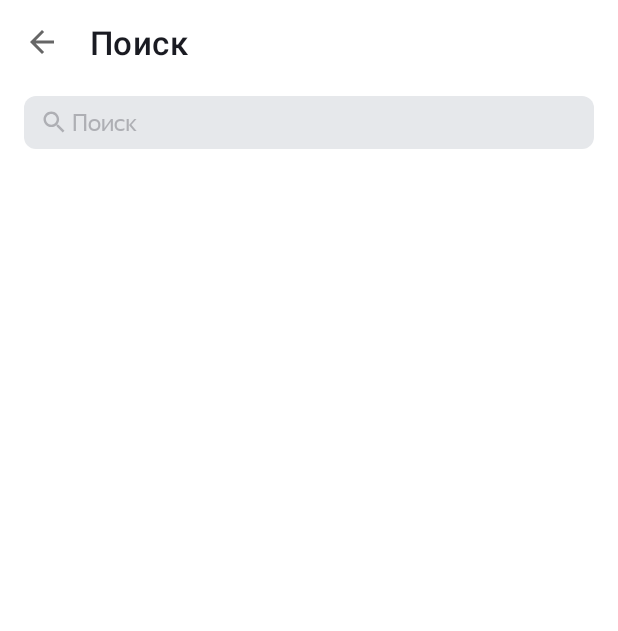
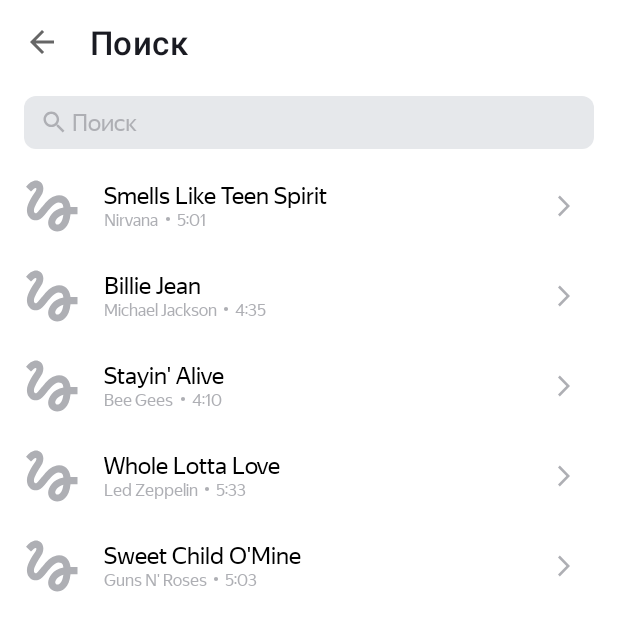
Before and after one commit to elkabelaya/PlaylistMaker, an Android app: the SearchActivity screen opened directly, with no data from a screen before it, on a phone screen of 412 x 824 dp. Shown: the top 631 px of the screen. Run offline under Robolectric (Android 15) with nearby library versions, the phone set to English and light mode, and no system bars; pictures from the network do not load.

Commit message:
sprint10

```diff
--- a/app/build.gradle.kts
+++ b/app/build.gradle.kts
@@ -50,4 +50,9 @@ dependencies {
     testImplementation(libs.junit)
     androidTestImplementation(libs.androidx.junit)
     androidTestImplementation(libs.androidx.espresso.core)
+
+    implementation("com.google.android.material:material:1.6.1")
+    implementation("com.github.bumptech.glide:glide:4.14.2")
+    annotationProcessor("com.github.bumptech.glide:compiler:4.14.2")
+
 }
--- a/app/src/main/AndroidManifest.xml
+++ b/app/src/main/AndroidManifest.xml
@@ -1,7 +1,8 @@
 <?xml version="1.0" encoding="utf-8"?>
 <manifest xmlns:android="http://schemas.android.com/apk/res/android"
     xmlns:tools="http://schemas.android.com/tools">
-
+    <uses-permission android:name="android.permission.INTERNET"/>
+    <uses-permission android:name="android.permission.ACCESS_NETWORK_STATE"/>
     <application
         android:allowBackup="true"
         android:dataExtractionRules="@xml/data_extraction_rules"
--- a/app/src/main/java/com/example/playlistmaker/SearchActivity.kt
+++ b/app/src/main/java/com/example/playlistmaker/SearchActivity.kt
@@ -7,6 +7,8 @@ import android.view.View
 import android.widget.EditText
 import android.widget.ImageView
 import androidx.core.view.isVisible
+import androidx.recyclerview.widget.LinearLayoutManager
+import androidx.recyclerview.widget.RecyclerView
 
 
 class SearchActivity : AppCompatActivityWithToolBar() {
@@ -18,11 +20,7 @@ class SearchActivity : AppCompatActivityWithToolBar() {
         setupToolBar(getResources().getString(R.string.main_search))
         setupSearchBar()
 
-        // TODO
-        // строка добавлена для демонстрации работы onRestoreInstanceState
-        // при повороте экрана
-        // убрать после ревью
-        setRequestedOrientation(ActivityInfo.SCREEN_ORIENTATION_SENSOR)
+        fillList()
     }
 
     override fun onSaveInstanceState(outState: Bundle) {
@@ -60,6 +58,14 @@ class SearchActivity : AppCompatActivityWithToolBar() {
         }
     }
 
+    private fun fillList() {
+        val recycler = findViewById<RecyclerView>(R.id.commentsList)
+        recycler.layoutManager = LinearLayoutManager(this)
+        recycler.adapter = TracksAdapter(
+            generateTracksMock()
+        )
+    }
+
     companion object {
         const val TEXT_KEY = "TEXT_KEY"
         const val TEXT_DEF = ""
--- /dev/null
+++ b/app/src/main/java/com/example/playlistmaker/Track.kt
@@ -0,0 +1,8 @@
+package com.example.playlistmaker
+
+data class Track(
+    val trackName: String, // Название композиции
+    val artistName: String, // Имя исполнителя
+    val trackTime: String, // Продолжительность трека
+    val artworkUrl100: String // Ссылка на изображение обложки
+)
--- /dev/null
+++ b/app/src/main/java/com/example/playlistmaker/TrackViewHolder.kt
@@ -0,0 +1,41 @@
+package com.example.playlistmaker
+
+import android.view.LayoutInflater
+import android.view.View
+import android.view.ViewGroup
+import android.widget.ImageView
+import android.widget.TextView
+import androidx.core.view.isVisible
+import androidx.recyclerview.widget.RecyclerView
+import com.bumptech.glide.Glide
+import com.bumptech.glide.load.resource.bitmap.RoundedCorners
+
+class TrackViewHolder(parent: ViewGroup) : RecyclerView.ViewHolder(
+    LayoutInflater.from(parent.context).inflate(
+        R.layout.track_view,
+        parent,
+        false)
+) {
+
+    private val titleView: TextView = itemView.findViewById(R.id.title)
+    private val artistView: TextView = itemView.findViewById(R.id.artist)
+    private val timeView: TextView = itemView.findViewById(R.id.time)
+    private val imageView: ImageView = itemView.findViewById(R.id.image)
+    private val dotView: ImageView = itemView.findViewById(R.id.dot)
+
+    fun bind(model: Track) {
+        titleView.text = model.trackName
+        artistView.text = model.artistName
+        timeView.text = model.trackTime
+
+        dotView.isVisible = model.trackName.isNotEmpty() and model.trackTime.isNotEmpty()
+
+        Glide.with(imageView)
+            .load(model.artworkUrl100)
+            .placeholder(R.drawable.bg_placeholder)
+            .centerCrop()
+            .transform(RoundedCorners(imageView.resources.getDimensionPixelSize(R.dimen.radius_xxxs)))
+            .into(imageView)
+
+    }
+}
--- /dev/null
+++ b/app/src/main/java/com/example/playlistmaker/TracksAdapter.kt
@@ -0,0 +1,20 @@
+package com.example.playlistmaker
+
+import android.view.LayoutInflater
+import android.view.ViewGroup
+import androidx.recyclerview.widget.RecyclerView
+
+class TracksAdapter (
+        private val tracks: List<Track>
+    ) : RecyclerView.Adapter<TrackViewHolder> () {
+
+        override fun onCreateViewHolder(parent: ViewGroup, viewType: Int): TrackViewHolder {
+            return TrackViewHolder(parent)
+        }
+
+        override fun onBindViewHolder(holder: TrackViewHolder, position: Int) {
+            holder.bind(tracks[position])
+        }
+
+        override fun getItemCount() = tracks.size
+}
--- /dev/null
+++ b/app/src/main/java/com/example/playlistmaker/TracksMock.kt
@@ -0,0 +1,36 @@
+package com.example.playlistmaker
+
+fun generateTracksMock(): ArrayList<Track> {
+    return arrayListOf(
+        Track(
+            "Smells Like Teen Spirit",
+            "Nirvana",
+            "5:01",
+            "https://is5-ssl.mzstatic.com/image/thumb/Music115/v4/7b/58/c2/7b58c21a-2b51-2bb2-e59a-9bb9b96ad8c3/00602567924166.rgb.jpg/100x100bb.jpg"
+        ),
+        Track(
+            "Billie Jean",
+            "Michael Jackson",
+            "4:35",
+            "https://is5-ssl.mzstatic.com/image/thumb/Music125/v4/3d/9d/38/3d9d3811-71f0-3a0e-1ada-3004e56ff852/827969428726.jpg/100x100bb.jpg"
+        ),
+        Track(
+            "Stayin' Alive",
+            "Bee Gees",
+            "4:10",
+            "https://is4-ssl.mzstatic.com/image/thumb/Music115/v4/1f/80/1f/1f801fc1-8c0f-ea3e-d3e5-387c6619619e/16UMGIM86640.rgb.jpg/100x100bb.jpg"
+        ),
+        Track(
+            "Whole Lotta Love",
+            "Led Zeppelin",
+            "5:33",
+            "https://is2-ssl.mzstatic.com/image/thumb/Music62/v4/7e/17/e3/7e17e33f-2efa-2a36-e916-7f808576cf6b/mzm.fyigqcbs.jpg/100x100bb.jpg"
+        ),
+        Track(
+            "Sweet Child O'Mine",
+            "Guns N' Roses",
+            "5:03",
+            "https://is5-ssl.mzstatic.com/image/thumb/Music125/v4/a0/4d/c4/a04dc484-03cc-02aa-fa82-5334fcb4bc16/18UMGIM24878.rgb.jpg/100x100bb.jpg"
+        )
+    )
+}
--- a/app/src/main/java/com/example/playlistmaker/Utils.kt
+++ b/app/src/main/java/com/example/playlistmaker/Utils.kt
@@ -1,6 +1,7 @@
 package com.example.playlistmaker
 
 import android.content.Context
+import android.util.TypedValue
 import android.view.View
 import android.view.inputmethod.InputMethodManager
 import androidx.activity.ComponentActivity
@@ -23,3 +24,10 @@ fun setupTopInset(activity: ComponentActivity, viewId: Int) {
         insets
     }
 }
+
+fun dpToPx(dp: Float, context: Context): Int {
+    return TypedValue.applyDimension(
+        TypedValue.COMPLEX_UNIT_DIP,
+        dp,
+        context.resources.displayMetrics).toInt()
+}
--- /dev/null
+++ b/app/src/main/res/drawable/bg_placeholder.xml
@@ -0,0 +1,9 @@
+<vector xmlns:android="http://schemas.android.com/apk/res/android"
+    android:width="45dp"
+    android:height="45dp"
+    android:viewportWidth="45"
+    android:viewportHeight="45">
+  <path
+      android:pathData="M8.606,12.919C9.919,11.587 11.231,10.387 11.813,10.631C12.75,11.006 11.813,12.563 11.25,13.481C10.781,14.269 5.887,20.775 5.887,25.313C5.887,27.712 6.787,29.7 8.4,30.9C9.806,31.95 11.663,32.269 13.35,31.763C15.356,31.181 17.006,29.138 19.087,26.569C21.356,23.775 24.394,20.119 26.737,20.119C29.794,20.119 29.831,22.013 30.038,23.475C22.95,24.675 19.95,30.356 19.95,33.544C19.95,36.731 22.65,39.338 25.969,39.338C29.025,39.338 34.013,36.844 34.763,27.9H39.375V23.212H34.744C34.463,20.119 32.7,15.337 27.188,15.337C22.969,15.337 19.35,18.919 17.925,20.663C16.837,22.031 14.063,25.313 13.631,25.763C13.163,26.325 12.356,27.337 11.55,27.337C10.706,27.337 10.2,25.781 10.875,23.737C11.531,21.694 13.5,18.375 14.344,17.138C15.806,15 16.781,13.538 16.781,10.988C16.781,6.919 13.706,5.625 12.075,5.625C9.6,5.625 7.444,7.5 6.975,7.969C6.3,8.644 5.737,9.206 5.325,9.712L8.606,12.919ZM26.025,34.781C25.444,34.781 24.638,34.294 24.638,33.431C24.638,32.306 26.006,29.306 30.019,28.256C29.456,33.3 27.337,34.781 26.025,34.781Z"
+      android:fillColor="#AEAFB4"/>
+</vector>
--- /dev/null
+++ b/app/src/main/res/drawable/ic_dot.xml
@@ -0,0 +1,9 @@
+<vector xmlns:android="http://schemas.android.com/apk/res/android"
+    android:width="13dp"
+    android:height="13dp"
+    android:viewportWidth="13"
+    android:viewportHeight="13">
+  <path
+      android:pathData="M6.5,6.5m-1.5,0a1.5,1.5 0,1 1,3 0a1.5,1.5 0,1 1,-3 0"
+      android:fillColor="#ffffff"/>
+</vector>
--- a/app/src/main/res/layout/activity_search.xml
+++ b/app/src/main/res/layout/activity_search.xml
@@ -9,4 +9,8 @@
     android:background="@color/background">
     <include layout="@layout/toolbar"/>
     <include layout="@layout/searchbar"/>
+    <androidx.recyclerview.widget.RecyclerView
+        android:id="@+id/commentsList"
+        android:layout_width="match_parent"
+        android:layout_height="match_parent"/>
 </LinearLayout>
--- /dev/null
+++ b/app/src/main/res/layout/track_view.xml
@@ -0,0 +1,75 @@
+<?xml version="1.0" encoding="utf-8"?>
+<LinearLayout xmlns:android="http://schemas.android.com/apk/res/android"
+    android:layout_width="match_parent"
+    android:layout_height="@dimen/list_item_height"
+    xmlns:tools="http://schemas.android.com/tools"
+    xmlns:app="http://schemas.android.com/apk/res-auto"
+    android:orientation="horizontal"
+    android:layout_centerVertical="true"
+    android:paddingHorizontal="@dimen/padding_s">
+
+    <ImageView
+        android:id="@+id/image"
+        android:layout_width="45dp"
+        android:layout_height="45dp"
+        android:layout_gravity="center"
+        tools:ignore="ContentDescription,RtlSymmetry" />
+
+    <LinearLayout
+        android:layout_width="0dp"
+        android:layout_height="wrap_content"
+        android:orientation="vertical"
+        android:layout_marginHorizontal="@dimen/padding_s"
+        android:layout_gravity="center"
+        android:layout_weight="1">
+
+        <TextView
+            android:id="@+id/title"
+            android:layout_width="wrap_content"
+            android:layout_height="wrap_content"
+            android:fontFamily="@font/ys_display_regular"
+            android:textSize="@dimen/text_m"
+            android:textColor="@color/text"
+            android:maxLines="1"
+            android:ellipsize="end"/>
+        <LinearLayout
+            android:layout_width="wrap_content"
+            android:layout_height="wrap_content"
+            android:orientation="horizontal">
+            <TextView
+                android:id="@+id/artist"
+                android:layout_width="wrap_content"
+                android:layout_height="wrap_content"
+                android:fontFamily="@font/ys_display_regular"
+                android:textSize="@dimen/text_s"
+                android:textColor="@color/icon_tint"
+                android:maxLines="1"
+                android:ellipsize="end"/>
+            <ImageView
+                android:id="@+id/dot"
+                android:src="@drawable/ic_dot"
+                android:layout_width="@dimen/icon_s"
+                android:layout_height="@dimen/icon_s"
+                app:tint="@color/icon_tint"
+                tools:ignore="ContentDescription" />
+            <TextView
+                android:id="@+id/time"
+                android:layout_width="wrap_content"
+                android:layout_height="wrap_content"
+                android:fontFamily="@font/ys_display_regular"
+                android:textSize="@dimen/text_s"
+                android:textColor="@color/icon_tint"
+                android:maxLines="1"
+                android:ellipsize="end"/>
+        </LinearLayout>
+    </LinearLayout>
+
+    <ImageView
+        android:src="@drawable/ic_arrow_right"
+        android:layout_width="@dimen/icon_m"
+        android:layout_height="@dimen/icon_m"
+        android:layout_gravity="center"
+        app:tint="@color/icon_tint"
+        android:layout_marginEnd="@dimen/padding_s"
+        tools:ignore="ContentDescription,RtlSymmetry" />
+</LinearLayout>
--- a/app/src/main/res/values/dimens.xml
+++ b/app/src/main/res/values/dimens.xml
@@ -7,14 +7,22 @@
     <dimen name="padding_xl">24dp</dimen>
     <dimen name="padding_xxl">28dp</dimen>
 
+    <dimen name="radius_xxxs">2dp</dimen>
+    <dimen name="radius_xxs">4dp</dimen>
     <dimen name="radius_xs">8dp</dimen>
     <dimen name="radius_s">12dp</dimen>
     <dimen name="radius_m">16dp</dimen>
 
+    <dimen name="text_s">11sp</dimen>
     <dimen name="text_m">16sp</dimen>
     <dimen name="text_l">22sp</dimen>
+
+    <dimen name="icon_s">12dp</dimen>
+    <dimen name="icon_m">24dp</dimen>
 
     <dimen name="switch_size">32dp</dimen>
     <dimen name="icon_width">40dp</dimen>
     <dimen name="icon_height">36dp</dimen>
+    <dimen name="list_item_height">60dp</dimen>
+
 </resources>
--- a/app/src/main/res/values/styles.xml
+++ b/app/src/main/res/values/styles.xml
@@ -19,7 +19,7 @@
         <item name="iconGravity">end</item>
         <item name="iconTint">@color/icon_tint</item>
         <item name="android:layout_width">match_parent</item>
-        <item name="android:layout_height">60dp</item>
+        <item name="android:layout_height">@dimen/list_item_height</item>
         <item name="android:backgroundTint">@color/yp_white</item>
         <item name="android:textColor">@color/text</item>
         <item name="android:textAllCaps">false</item>
```
